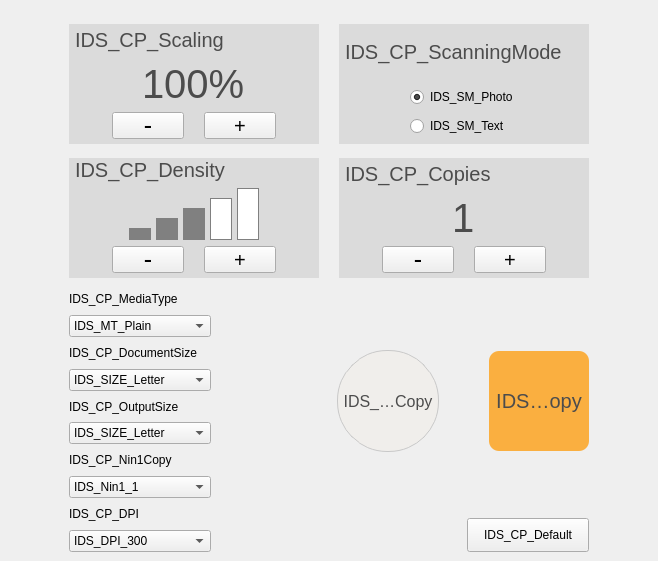
Above: tabcopy.ui from lzk/richovop before the change. Below: the same form after it.
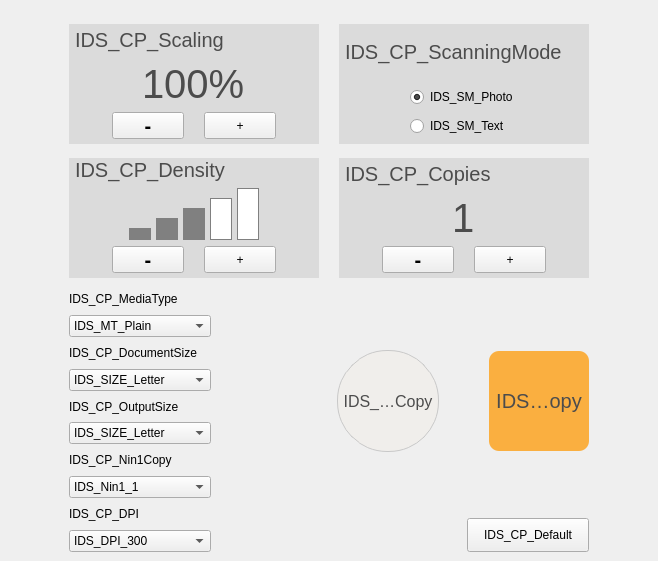
That is the form after the change.

Patch:
```diff
--- a/tabcopy.ui
+++ b/tabcopy.ui
@@ -33,7 +33,8 @@
 }
 #bg_scaling:!enabled
 {
-background-color: rgb(190, 190, 190);
+/*background-color: rgb(190, 190, 190);*/
+background-color: rgb(230, 230, 230);
 }
 #label_scaling
 ,#label_scaningMode
@@ -100,7 +101,7 @@
 max-width:180px;
 }*/
 
-#TabCopy QToolButton
+QToolButton
 {
  border-radius: 50px;
 min-width:100px;
@@ -113,16 +114,16 @@
 	color: #4c4c4c;
 }
 
-#TabCopy #IDCardCopy:pressed
+#IDCardCopy:pressed
 {
 	background-color:gray;
 }
-#TabCopy #IDCardCopy:!enabled
+#IDCardCopy:!enabled
 {
 	background-color:gray;
 }
 
-#TabCopy #copy
+#copy
 {
 font:20px;
 min-width:100px;
@@ -131,42 +132,54 @@
 border:none;
 }
 
-#TabCopy #copy:!enabled
+#copy:!enabled
 {
 	background-color:#9d9b98;
 }
-#TabCopy #copy:enabled:!pressed
+#copy:enabled:!pressed
 {
 	background-color:#faaf40;
 }
-#TabCopy #copy:pressed
+#copy:pressed
 {
 /*	background-color:#71c2cd;*/
 	background-color:#9d9b98;
 }
 
-#TabCopy QPushButton
+QPushButton
 {
 	min-width:70;
 	max-width:70;
 	min-height:25;
 	max-height:25;
+ /*border-radius: 5px;
+border: 1px solid #c8c8c8;
+	background-color: white;*/
 }
-#scaling_plus,
+/*
+QPushButton:!enabled
+{
+	margin:2px;
+	border-radius: 3px;
+	border: none;
+	background-color: gray;
+}
+*/
+/*#scaling_plus,
 #copies_plus,
 #density_plus
 {
 font:20px;
-}
+}*/
 #scaling_minus,
 #copies_minus,
 #density_minus
 {
-font:25px;
+font:bold 20px;
 }
 
 
-#TabCopy #btn_default
+#btn_default
 {
 	min-width:120;
 	max-width:120;
```
